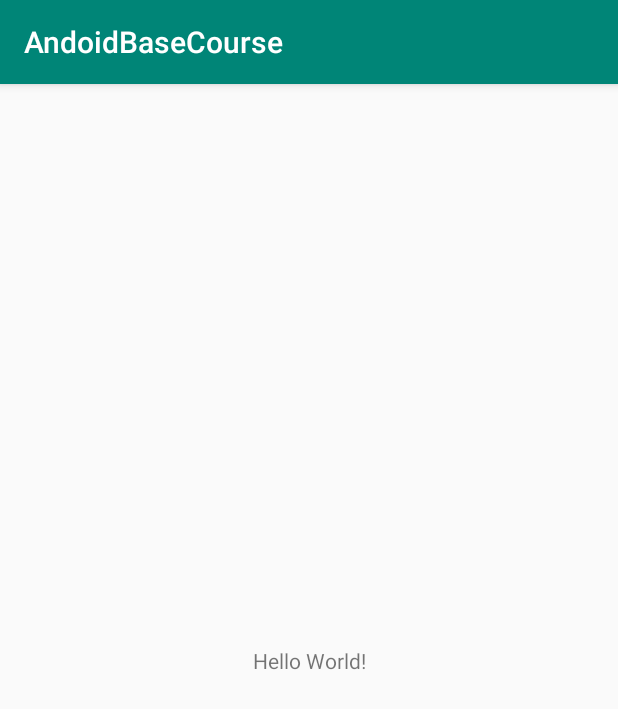
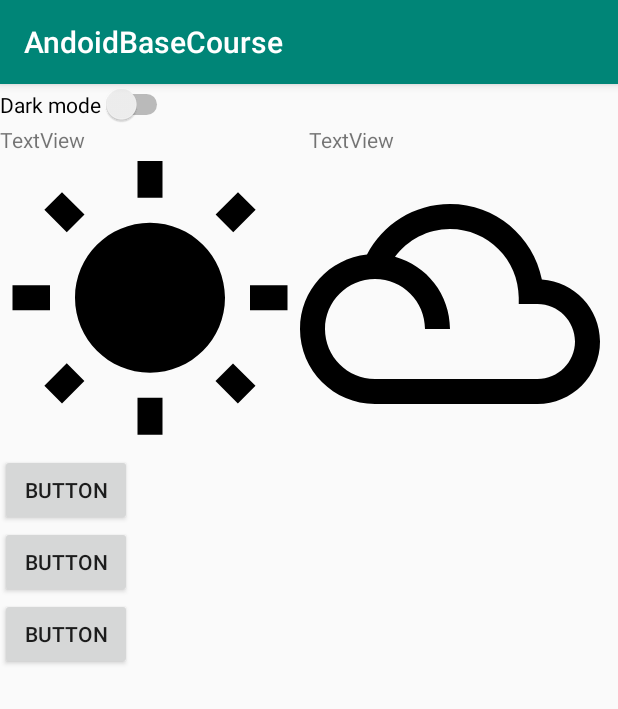
Before and after one commit to niww1919/AndroidBase, an Android app: the screen it shows after launch (MainActivity), on a phone screen of 412 x 824 dp. Shown: the top 709 px of the screen. Run offline under Robolectric (Android 15) with nearby library versions, the phone set to English and light mode, and no system bars.

Commit message:
Start course

```diff
--- /dev/null
+++ b/app/src/main/res/drawable/ic_beach_access_black_24dp.xml
@@ -0,0 +1,4 @@
+<vector android:height="200dp" android:viewportHeight="24.0"
+    android:viewportWidth="24.0" android:width="200dp" xmlns:android="http://schemas.android.com/apk/res/android">
+    <path android:fillColor="#FF000000" android:pathData="M13.127,14.56l1.43,-1.43 6.44,6.443L19.57,21zM17.42,8.83l2.86,-2.86c-3.95,-3.95 -10.35,-3.96 -14.3,-0.02 3.93,-1.3 8.31,-0.25 11.44,2.88zM5.95,5.98c-3.94,3.95 -3.93,10.35 0.02,14.3l2.86,-2.86C5.7,14.29 4.65,9.91 5.95,5.98zM5.97,5.96l-0.01,0.01c-0.38,3.01 1.17,6.88 4.3,10.02l5.73,-5.73c-3.13,-3.13 -7.01,-4.68 -10.02,-4.3z"/>
+</vector>
--- /dev/null
+++ b/app/src/main/res/drawable/ic_brightness_2_black_24dp.xml
@@ -0,0 +1,4 @@
+<vector android:height="200dp" android:viewportHeight="24.0"
+    android:viewportWidth="24.0" android:width="200dp" xmlns:android="http://schemas.android.com/apk/res/android">
+    <path android:fillColor="#FF000000" android:pathData="M10,2c-1.82,0 -3.53,0.5 -5,1.35C7.99,5.08 10,8.3 10,12s-2.01,6.92 -5,8.65C6.47,21.5 8.18,22 10,22c5.52,0 10,-4.48 10,-10S15.52,2 10,2z"/>
+</vector>
--- /dev/null
+++ b/app/src/main/res/drawable/ic_filter_drama_black_24dp.xml
@@ -0,0 +1,4 @@
+<vector android:height="200dp" android:viewportHeight="24.0"
+    android:viewportWidth="24.0" android:width="200dp" xmlns:android="http://schemas.android.com/apk/res/android">
+    <path android:fillColor="#FF000000" android:pathData="M19.35,10.04C18.67,6.59 15.64,4 12,4 9.11,4 6.61,5.64 5.36,8.04 2.35,8.36 0,10.9 0,14c0,3.31 2.69,6 6,6h13c2.76,0 5,-2.24 5,-5 0,-2.64 -2.05,-4.78 -4.65,-4.96zM19,18H6c-2.21,0 -4,-1.79 -4,-4s1.79,-4 4,-4 4,1.79 4,4h2c0,-2.76 -1.86,-5.08 -4.4,-5.78C8.61,6.88 10.2,6 12,6c3.03,0 5.5,2.47 5.5,5.5v0.5H19c1.65,0 3,1.35 3,3s-1.35,3 -3,3z"/>
+</vector>
--- /dev/null
+++ b/app/src/main/res/drawable/ic_wb_sunny_black_24dp.xml
@@ -0,0 +1,9 @@
+<vector xmlns:android="http://schemas.android.com/apk/res/android"
+        android:width="200dp"
+        android:height="200dp"
+        android:viewportWidth="24.0"
+        android:viewportHeight="24.0">
+    <path
+        android:fillColor="#FF000000"
+        android:pathData="M6.76,4.84l-1.8,-1.79 -1.41,1.41 1.79,1.79 1.42,-1.41zM4,10.5L1,10.5v2h3v-2zM13,0.55h-2L11,3.5h2L13,0.55zM20.45,4.46l-1.41,-1.41 -1.79,1.79 1.41,1.41 1.79,-1.79zM17.24,18.16l1.79,1.8 1.41,-1.41 -1.8,-1.79 -1.4,1.4zM20,10.5v2h3v-2h-3zM12,5.5c-3.31,0 -6,2.69 -6,6s2.69,6 6,6 6,-2.69 6,-6 -2.69,-6 -6,-6zM11,22.45h2L13,19.5h-2v2.95zM3.55,18.54l1.41,1.41 1.79,-1.8 -1.41,-1.41 -1.79,1.8z"/>
+</vector>
--- a/app/src/main/res/layout/activity_main.xml
+++ b/app/src/main/res/layout/activity_main.xml
@@ -6,13 +6,120 @@
     android:layout_height="match_parent"
     tools:context=".MainActivity">
 
-    <TextView
+    <Switch
+        android:id="@+id/switch1"
         android:layout_width="wrap_content"
         android:layout_height="wrap_content"
-        android:text="Hello World!"
-        app:layout_constraintBottom_toBottomOf="parent"
-        app:layout_constraintLeft_toLeftOf="parent"
-        app:layout_constraintRight_toRightOf="parent"
-        app:layout_constraintTop_toTopOf="parent" />
+        android:text="Dark mode"
+        />
+
+    <ScrollView
+        android:layout_width="match_parent"
+        android:layout_height="wrap_content"
+        android:id="@+id/scrollViewHorizontal"
+        app:layout_constraintTop_toBottomOf="@+id/switch1">
+
+        <LinearLayout
+            android:layout_width="match_parent"
+            android:layout_height="wrap_content"
+            android:orientation="horizontal" >
+
+            <TextView
+                android:id="@+id/textView"
+                android:layout_width="wrap_content"
+                android:layout_height="wrap_content"
+                android:layout_weight="1"
+                android:text="TextView" />
+
+            <TextView
+                android:id="@+id/textView2"
+                android:layout_width="wrap_content"
+                android:layout_height="wrap_content"
+                android:layout_weight="1"
+                android:text="TextView" />
+        </LinearLayout>
+    </ScrollView>
+
+    <HorizontalScrollView
+        android:layout_width="wrap_content"
+        android:layout_height="wrap_content"
+        android:id="@+id/scrollViewVertical"
+        app:layout_constraintTop_toBottomOf="@+id/scrollViewHorizontal"
+        android:scrollbars="none"
+
+
+        >
+<!--        app:layout_constraintBottom_toTopOf="@+id/scrollViewHorizontal">-->
+
+
+    <LinearLayout
+            android:layout_width="match_parent"
+            android:layout_height="wrap_content"
+            android:orientation="horizontal" >
+
+        <ImageView
+            android:id="@+id/imageView13"
+            android:layout_width="wrap_content"
+            android:layout_height="wrap_content"
+            android:layout_weight="1"
+            app:srcCompat="@drawable/ic_wb_sunny_black_24dp" />
+
+        <ImageView
+            android:id="@+id/imageView14"
+            android:layout_width="wrap_content"
+            android:layout_height="wrap_content"
+            android:layout_weight="1"
+            app:srcCompat="@drawable/ic_filter_drama_black_24dp" />
+
+        <ImageView
+            android:id="@+id/imageView15"
+            android:layout_width="wrap_content"
+            android:layout_height="wrap_content"
+            android:layout_weight="1"
+            app:srcCompat="@drawable/ic_beach_access_black_24dp" />
+
+        <ImageView
+            android:id="@+id/imageView16"
+            android:layout_width="wrap_content"
+            android:layout_height="wrap_content"
+            android:layout_weight="1"
+            app:srcCompat="@drawable/ic_brightness_2_black_24dp" />
+
+    </LinearLayout>
+    </HorizontalScrollView>
+
+    <HorizontalScrollView
+        android:layout_width="wrap_content"
+        android:layout_height="wrap_content"
+        android:id="@+id/horizontalScrollViewVertical"
+
+        app:layout_constraintTop_toBottomOf="@+id/scrollViewVertical"
+        android:layout_marginLeft="10dp">
+
+
+    <LinearLayout
+            android:layout_width="wrap_content"
+            android:layout_height="match_parent"
+            android:orientation="vertical" >
+
+            <Button
+                android:id="@+id/button"
+                android:layout_width="match_parent"
+                android:layout_height="wrap_content"
+                android:text="Button" />
+
+        <Button
+            android:id="@+id/button2"
+            android:layout_width="match_parent"
+            android:layout_height="wrap_content"
+            android:text="Button" />
+
+        <Button
+            android:id="@+id/button3"
+            android:layout_width="match_parent"
+            android:layout_height="wrap_content"
+            android:text="Button" />
+    </LinearLayout>
+    </HorizontalScrollView>
 
 </android.support.constraint.ConstraintLayout>
```
